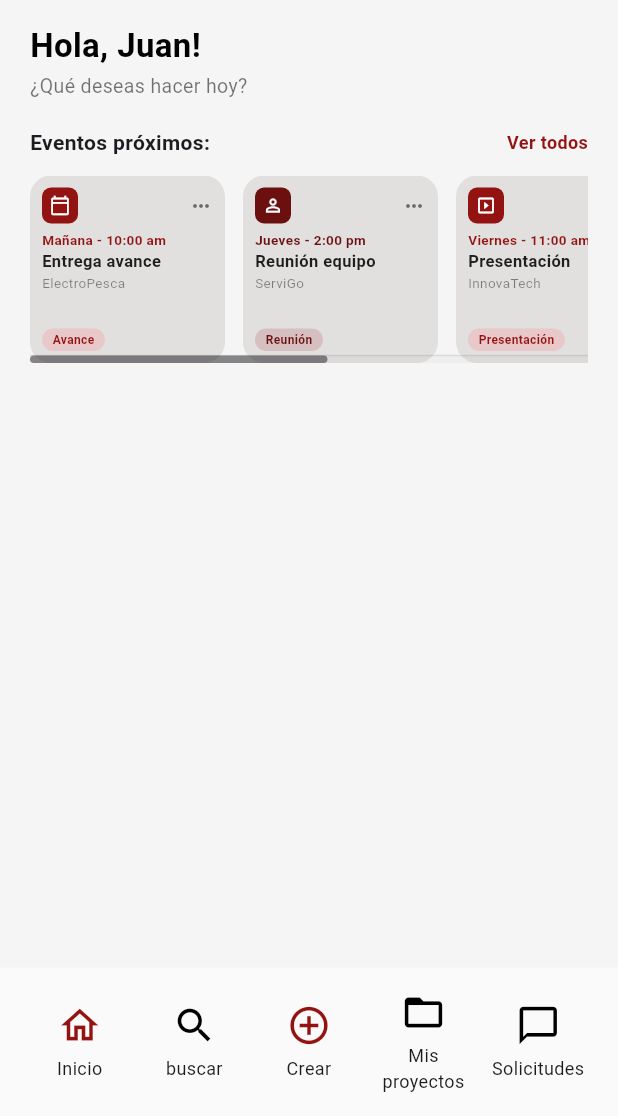
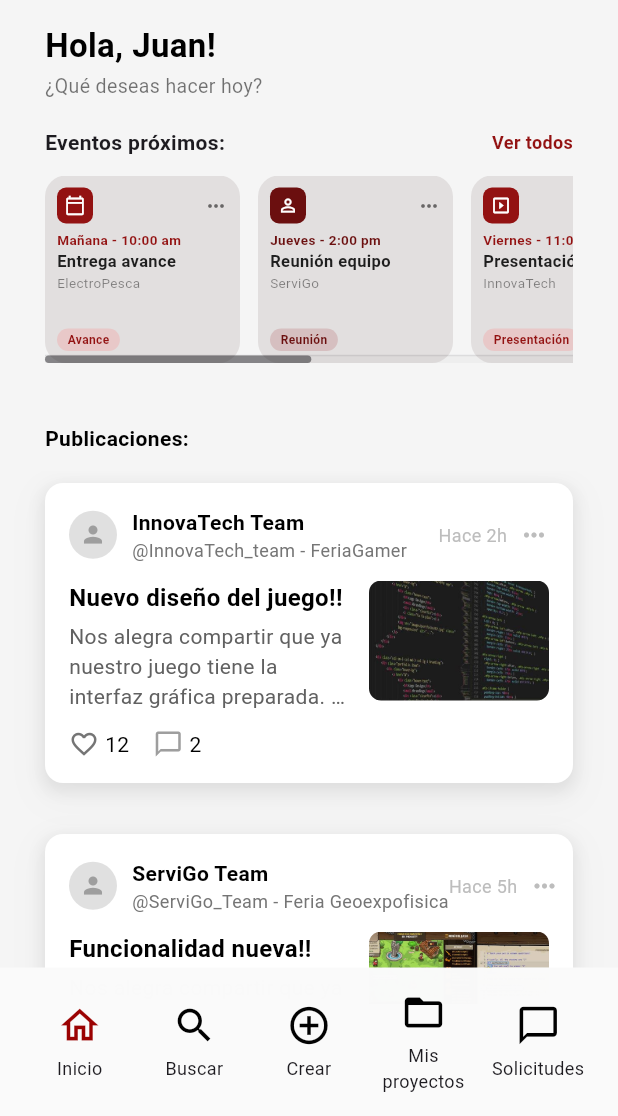
Before and after one commit to MichellBula/PROYECTO_DESIGN_THINKING, a Flutter app: the screen it shows after launch, on a phone screen of 412 x 824 dp, the part 120-1236 px from its top. Run offline on Flutter 3.47's test engine with Material 3 defaults, Android fonts, the phone set to English and light mode, and no system bars.

Commit message:
Funcionalidad scroll vertical

```diff
--- a/semana-6-flutter/uncampusconnet/lib/pages/home_page.dart
+++ b/semana-6-flutter/uncampusconnet/lib/pages/home_page.dart
@@ -1,10 +1,12 @@
 import 'package:flutter/material.dart';
-
 import 'package:uncampusconnet/widgets/home_background.dart';
 import 'package:uncampusconnet/widgets/header_banner.dart';
 import 'package:uncampusconnet/widgets/quick_access_buttons.dart';
 import 'package:uncampusconnet/widgets/home_event.dart';
+import 'package:uncampusconnet/widgets/post_list.dart';
+import 'package:uncampusconnet/widgets/posts_data.dart';
 
+// Pantalla principal de la aplicacion
 class HomePage extends StatelessWidget {
   const HomePage({super.key});
 
@@ -12,20 +14,35 @@
   Widget build(BuildContext context) {
     return Scaffold(
       body: Stack(
+        // Los widgets se apilan uno encima del otro
         children: [
+          // Fondo de la pantalla
           const HomeBackground(),
 
+          // Banner fijo en la parte superior con el logo y el nombre
           const HeaderBanner(),
 
-          const Positioned(
-            top: 80,
+          // Contenido principal que va entre el banner y los botones inferiores
+          Positioned(
+            top: 80,     // Espacio para dejar visible el banner
             left: 0,
             right: 0,
-            bottom: 75,
-            child: HomeEvents(),
+            bottom: 75,  // Espacio para los botones de acceso rapido
+            child: Column(
+              children: [
+                // Seccion de eventos (fija, no scrolleable)
+                const HomeEvents(),
+
+                // Lista de publicaciones (scrolleable)
+                Expanded(
+                  child: PostList(posts: Post.posts), // Carga los datos de prueba
+                ),
+              ],
+            ),
           ),
 
-          Positioned(
+          // Botones de acceso rapido fijos en la parte inferior
+          const Positioned(
             left: 0,
             right: 0,
             bottom: 0,
--- a/semana-6-flutter/uncampusconnet/lib/widgets/home_event.dart
+++ b/semana-6-flutter/uncampusconnet/lib/widgets/home_event.dart
@@ -36,9 +36,9 @@
       child: SingleChildScrollView(
         child: Padding(
           padding: const EdgeInsets.fromLTRB(
-            20,
+            30,
             15,
-            20,
+            30,
             20,
           ),
           child: Column(
--- /dev/null
+++ b/semana-6-flutter/uncampusconnet/lib/widgets/post_card.dart
@@ -0,0 +1,253 @@
+import 'package:flutter/material.dart';
+
+class PostCard extends StatefulWidget {
+  final Map<String, dynamic> post;
+
+  const PostCard({super.key, required this.post});
+
+  @override
+  State<PostCard> createState() => _PostCardState();
+}
+
+class _PostCardState extends State<PostCard> {
+  // Variable que guarda la cantidad de likes que tiene el post
+  late int likes;
+
+  // Variable que guarda si el usuario ya dio like o no
+  late bool isLiked;
+
+  @override
+  void initState() {
+    super.initState();
+    // Al iniciar, tomamos los datos del post que nos llegaron
+    likes = widget.post['likes'] ?? 0;
+    isLiked = widget.post['isLiked'] ?? false;
+  }
+
+  // Esta funcion se ejecuta cuando el usuario toca el corazon
+  void _toggleLike() {
+    setState(() {
+      // Si el usuario ya habia dado like, lo quitamos
+      if (isLiked) {
+        likes--;
+        isLiked = false;
+      } else {
+        // Si no habia dado like, lo agregamos
+        likes++;
+        isLiked = true;
+      }
+    });
+  }
+
+  @override
+  Widget build(BuildContext context) {
+    return Container(
+      // Separacion entre cada tarjeta de publicacion
+      margin: const EdgeInsets.symmetric(vertical: 8),
+      // Espacio interno dentro de la tarjeta
+      padding: const EdgeInsets.all(16),
+      decoration: BoxDecoration(
+        // Fondo blanco para la tarjeta
+        color: Colors.white,
+        // Esquinas redondeadas
+        borderRadius: BorderRadius.circular(12),
+        // Sombra para dar efecto de elevacion y flotante
+        boxShadow: [
+          // Sombra principal para efecto flotante
+          BoxShadow(
+            color: Colors.grey.withOpacity(0.2),
+            spreadRadius: 2,
+            blurRadius: 8,
+            offset: const Offset(0, 4),
+          ),
+          // Sombra secundaria para efecto mas difuso
+          BoxShadow(
+            color: Colors.grey.withOpacity(0.08),
+            spreadRadius: 4,
+            blurRadius: 20,
+            offset: const Offset(0, 8),
+          ),
+        ],
+      ),
+      child: Column(
+        // Todo el contenido alineado a la izquierda
+        crossAxisAlignment: CrossAxisAlignment.start,
+        children: [
+          // Fila del encabezado: avatar, autor, usuario, tiempo y menu
+          Row(
+            children: [
+              // Circulo del avatar del usuario
+              CircleAvatar(
+                radius: 16,
+                backgroundColor: Colors.grey[300],
+                child: const Icon(
+                  Icons.person,
+                  size: 18,
+                  color: Colors.grey,
+                ),
+              ),
+              const SizedBox(width: 10),
+              // Columna con el nombre del autor y su usuario
+              Column(
+                crossAxisAlignment: CrossAxisAlignment.start,
+                children: [
+                  Text(
+                    widget.post['autor'] ?? 'Usuario',
+                    style: const TextStyle(
+                      fontWeight: FontWeight.w600,
+                      fontSize: 14,
+                      color: Colors.black,
+                    ),
+                  ),
+                  Text(
+                    widget.post['usuario'] ?? '@usuario',
+                    style: TextStyle(
+                      fontSize: 12,
+                      color: Colors.grey[600],
+                    ),
+                  ),
+                ],
+              ),
+              // Empuja el contenido a la derecha
+              const Spacer(),
+              // Texto que indica hace cuanto se publico
+              Text(
+                widget.post['tiempo'] ?? 'Hace 2h',
+                style: TextStyle(
+                  fontSize: 12,
+                  color: Colors.grey[400],
+                ),
+              ),
+              const SizedBox(width: 8),
+              // Icono de los tres puntos para mas opciones
+              Icon(
+                Icons.more_horiz,
+                size: 20,
+                color: Colors.grey[400],
+              ),
+            ],
+          ),
+
+          const SizedBox(height: 12),
+
+          // Fila que contiene el texto del post y la imagen
+          Row(
+            crossAxisAlignment: CrossAxisAlignment.start,
+            children: [
+              // Columna izquierda: titulo y descripcion
+              Expanded(
+                flex: 1,
+                child: Column(
+                  crossAxisAlignment: CrossAxisAlignment.start,
+                  children: [
+                    // Titulo de la publicacion
+                    Text(
+                      widget.post['titulo'] ?? 'Título de la publicación',
+                      style: const TextStyle(
+                        fontWeight: FontWeight.w600,
+                        fontSize: 16,
+                        color: Colors.black,
+                      ),
+                    ),
+                    const SizedBox(height: 4),
+                    // Contenido o descripcion de la publicacion
+                    Text(
+                      widget.post['contenido'] ?? 'Contenido de la publicación...',
+                      style: TextStyle(
+                        fontSize: 14,
+                        color: Colors.grey[700],
+                      ),
+                      maxLines: 3,
+                      overflow: TextOverflow.ellipsis,
+                    ),
+                  ],
+                ),
+              ),
+
+              const SizedBox(width: 12),
+
+              // Columna derecha: imagen adjunta si existe
+              if (widget.post['imagen'] != null)
+                ClipRRect(
+                  borderRadius: BorderRadius.circular(8),
+                  child: Image.asset(
+                    widget.post['imagen'],
+                    width: 120,
+                    height: 80,
+                    fit: BoxFit.cover,
+                    errorBuilder: (context, error, stackTrace) {
+                      // Si la imagen no se puede cargar, mostramos un placeholder
+                      return Container(
+                        width: 120,
+                        height: 80,
+                        decoration: BoxDecoration(
+                          color: Colors.grey[200],
+                          borderRadius: BorderRadius.circular(8),
+                        ),
+                        child: const Icon(
+                          Icons.image_not_supported,
+                          size: 30,
+                          color: Colors.grey,
+                        ),
+                      );
+                    },
+                  ),
+                ),
+            ],
+          ),
+
+          const SizedBox(height: 12),
+
+          // Fila de acciones: like y comentarios
+          Row(
+            children: [
+              // Boton de like con su contador
+              GestureDetector(
+                onTap: _toggleLike,
+                child: Row(
+                  children: [
+                    // Cambia entre corazon lleno o vacio segun si tiene like
+                    Icon(
+                      isLiked ? Icons.favorite : Icons.favorite_border,
+                      size: 20,
+                      color: isLiked ? const Color(0xFF500000) : Colors.grey[600],
+                    ),
+                    const SizedBox(width: 4),
+                    // Numero de likes
+                    Text(
+                      '$likes',
+                      style: TextStyle(
+                        fontSize: 14,
+                        color: isLiked ? const Color(0xFF500000) : Colors.black,
+                        fontWeight: isLiked ? FontWeight.w600 : FontWeight.normal,
+                      ),
+                    ),
+                  ],
+                ),
+              ),
+              const SizedBox(width: 16),
+              // Icono y contador de comentarios
+              Row(
+                children: [
+                  const Icon(
+                    Icons.chat_bubble_outline,
+                    size: 20,
+                    color: Colors.grey,
+                  ),
+                  const SizedBox(width: 4),
+                  Text(
+                    '${widget.post['comentarios'] ?? 0}',
+                    style: const TextStyle(
+                      fontSize: 14,
+                      color: Colors.black,
+                    ),
+                  ),
+                ],
+              ),
+            ],
+          ),
+        ],
+      ),
+    );
+  }
+}
--- /dev/null
+++ b/semana-6-flutter/uncampusconnet/lib/widgets/post_list.dart
@@ -0,0 +1,56 @@
+import 'package:flutter/material.dart';
+import 'package:uncampusconnet/widgets/post_card.dart';
+import 'package:uncampusconnet/widgets/posts_data.dart';
+
+// Widget que muestra la lista completa de publicaciones
+class PostList extends StatelessWidget {
+  // Lista de posts que recibe desde la pantalla principal
+  final List<Post> posts;
+
+  const PostList({super.key, required this.posts});
+
+  @override
+  Widget build(BuildContext context) {
+    return Column(
+      // Todo el contenido alineado a la izquierda
+      crossAxisAlignment: CrossAxisAlignment.start,
+      children: [
+        // Espacio superior para separar el titulo de los eventos
+        const SizedBox(height: 20),
+
+        // Titulo de la seccion de publicaciones
+        const Padding(
+          padding: EdgeInsets.fromLTRB(30, 0, 30, 0),
+          child: Text(
+            'Publicaciones:',
+            style: TextStyle(
+              fontSize: 14,
+              fontWeight: FontWeight.bold,
+              color: Colors.black,
+            ),
+          ),
+        ),
+
+        // Espacio entre el titulo y la primera publicacion
+        const SizedBox(height: 12),
+
+        // Lista scrolleable de publicaciones
+        Expanded(
+          child: ListView.separated(
+            // Margen horizontal para que las tarjetas no toquen los bordes
+            padding: const EdgeInsets.symmetric(horizontal: 30),
+            // Cantidad de publicaciones a mostrar
+            itemCount: posts.length,
+            // Separacion entre cada publicacion
+            separatorBuilder: (context, index) => const SizedBox(height: 18),
+            // Construye cada tarjeta de publicacion
+            itemBuilder: (context, index) {
+              // Convierte cada Post a Map para que PostCard lo entienda
+              return PostCard(post: posts[index].toMap());
+            },
+          ),
+        ),
+      ],
+    );
+  }
+}
--- /dev/null
+++ b/semana-6-flutter/uncampusconnet/lib/widgets/posts_data.dart
@@ -0,0 +1,99 @@
+
+//Datos estáticos de prueba para los posts
+class Post {
+  final String autor;
+  final String usuario;
+  final String tiempo;
+  final String titulo;
+  final String contenido;
+  final int likes;
+  final int comentarios;
+  final String? imagen;
+  final bool isLiked;
+
+  Post({
+    required this.autor,
+    required this.usuario,
+    required this.tiempo,
+    required this.titulo,
+    required this.contenido,
+    required this.likes,
+    required this.comentarios,
+    this.imagen,
+    this.isLiked = false,
+  });
+
+  // Datos de prueba
+  static List<Post> get posts => [
+    Post(
+      autor: 'InnovaTech Team',
+      usuario: '@InnovaTech_team - FeriaGamer',
+      tiempo: 'Hace 2h',
+      titulo: 'Nuevo diseño del juego!!',
+      contenido: 'Nos alegra compartir que ya nuestro juego tiene la interfaz gráfica preparada. Hemos trabajado en los detalles visuales y la experiencia de usuario.',
+      likes: 12,
+      comentarios: 2,
+      imagen: 'assets/images/post1.png',
+      isLiked: false,
+    ),
+    Post(
+      autor: 'ServiGo Team',
+      usuario: '@ServiGo_Team - Feria Geoexpofisica',
+      tiempo: 'Hace 5h',
+      titulo: 'Funcionalidad nueva!!',
+      contenido: 'Nos alegra compartir que ya nuestro juego tiene funcionalidad nueva, junto con nuestro docente logramos terminarla.',
+      likes: 12,
+      comentarios: 2,
+      imagen: 'assets/images/post2.png',
+      isLiked: false,
+    ),
+    Post(
+      autor: 'Design Studio',
+      usuario: '@design_studio - Proyecto UX',
+      tiempo: 'Hace 4h',
+      titulo: 'Prototipo finalizado',
+      contenido: 'Hemos completado el prototipo de alta fidelidad para la nueva interfaz. Pronto comenzaremos las pruebas con usuarios.',
+      likes: 8,
+      comentarios: 5,
+      imagen: 'assets/images/post3.png',
+      isLiked: false,
+    ),
+    Post(
+      autor: 'DevOps Team',
+      usuario: '@devops_team - Infraestructura',
+      tiempo: 'Hace 6h',
+      titulo: 'Nuevo despliegue en producción',
+      contenido: 'El nuevo sistema de autenticación ya está disponible en el entorno de producción. Todos los servicios están funcionando correctamente.',
+      likes: 5,
+      comentarios: 1,
+      imagen: 'assets/images/post4.png',
+      isLiked: false,
+    ),
+    Post(
+      autor: 'Marketing Digital',
+      usuario: '@marketing_digital - Campaña',
+      tiempo: 'Hace 8h',
+      titulo: 'Lanzamiento de nueva campaña',
+      contenido: 'Estamos preparando el lanzamiento de la nueva campaña para el próximo mes. Pronto compartiremos más detalles con el equipo.',
+      likes: 7,
+      comentarios: 3,
+      imagen: 'assets/images/post5.png',
+      isLiked: false,
+    ),
+  ];
+
+  // Convertir a Map (para usarlo en PostCard)
+  Map<String, dynamic> toMap() {
+    return {
+      'autor': autor,
+      'usuario': usuario,
+      'tiempo': tiempo,
+      'titulo': titulo,
+      'contenido': contenido,
+      'likes': likes,
+      'comentarios': comentarios,
+      'imagen': imagen,
+      'isLiked': isLiked, // ← NUEVO
+    };
+  }
+}
--- a/semana-6-flutter/uncampusconnet/lib/widgets/quick_access_buttons.dart
+++ b/semana-6-flutter/uncampusconnet/lib/widgets/quick_access_buttons.dart
@@ -20,13 +20,13 @@
               icon: Icons.home_outlined,
               label: 'Inicio',
               onTap: () {},
-              color: Color.fromARGB(255, 147, 18, 18), // Set the color to blue
+              color:  const Color(0xFF9b0202), // Set the color to blue
             ),
           ),
           Expanded(
             child: _QuickAccessButton(
               icon: Icons.search,
-              label: 'buscar',
+              label: 'Buscar',
               onTap: () {},
               color: Colors.black, // Set the color to blue
             ),
@@ -36,7 +36,7 @@
               icon: Icons.add_circle_outline,
               label: 'Crear',
               onTap: () {},
-              color: Color.fromARGB(255, 147, 18, 18), // Set the color to blue
+              color: Color.fromARGB(255, 2, 2, 2), // Set the color to blue
             ),
           ),
           Expanded(
```
Also changed, not shown: semana-6-flutter/uncampusconnet/pubspec.yaml (+11 -1 lines), semana-6-flutter/uncampusconnet/assets/images/post1.png (added), semana-6-flutter/uncampusconnet/assets/images/post2.png (added), semana-6-flutter/uncampusconnet/assets/images/post3.png (added), semana-6-flutter/uncampusconnet/assets/images/post4.png (added), semana-6-flutter/uncampusconnet/assets/images/post5.png (added), 1 other file.
